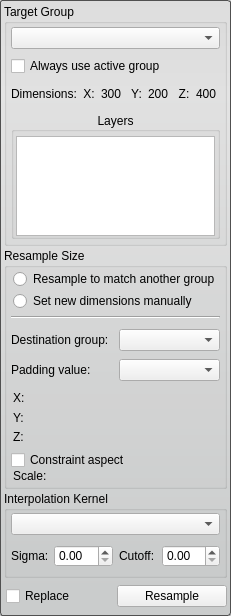
Old version of the form src/Interface/ToolInterface/ResampleToolInterface.ui in the repository SCIInstitute/Seg3D.
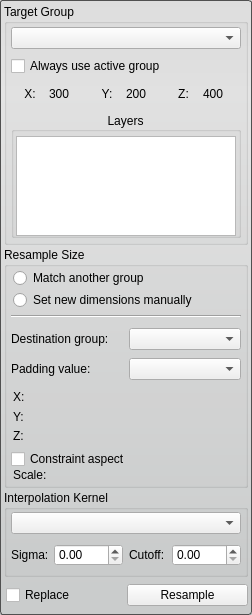
New version of the form. Custom widgets are drawn as their Qt base class.

Commit message: fixed a little ui bug with the histogram widget, fixed the autosave checkbox in the project dock widget to sync with the preferences manager, fixed a ui bug with LayerGroupWidget's duplicate_button's stylesheet, fixed some ui issues with resample and crop

```diff
--- a/src/Interface/ToolInterface/ResampleToolInterface.ui
+++ b/src/Interface/ToolInterface/ResampleToolInterface.ui
@@ -6,8 +6,8 @@
    <rect>
     <x>0</x>
     <y>0</y>
-    <width>227</width>
-    <height>616</height>
+    <width>252</width>
+    <height>615</height>
    </rect>
   </property>
   <property name="minimumSize">
@@ -152,28 +152,6 @@
          <property name="margin">
           <number>0</number>
          </property>
-         <item>
-          <widget class="QLabel" name="dimensions_label_current_">
-           <property name="minimumSize">
-            <size>
-             <width>0</width>
-             <height>0</height>
-            </size>
-           </property>
-           <property name="maximumSize">
-            <size>
-             <width>72</width>
-             <height>16777215</height>
-            </size>
-           </property>
-           <property name="layoutDirection">
-            <enum>Qt::LeftToRight</enum>
-           </property>
-           <property name="text">
-            <string>Dimensions:</string>
-           </property>
-          </widget>
-         </item>
          <item>
           <widget class="QLabel" name="x_axis_label_current_">
            <property name="text">
@@ -349,7 +327,7 @@
          <item>
           <widget class="QRadioButton" name="rb_another_group_">
            <property name="text">
-            <string>Resample to match another group</string>
+            <string>Match another group</string>
            </property>
           </widget>
          </item>
```
The commit also changes 13 other files.
